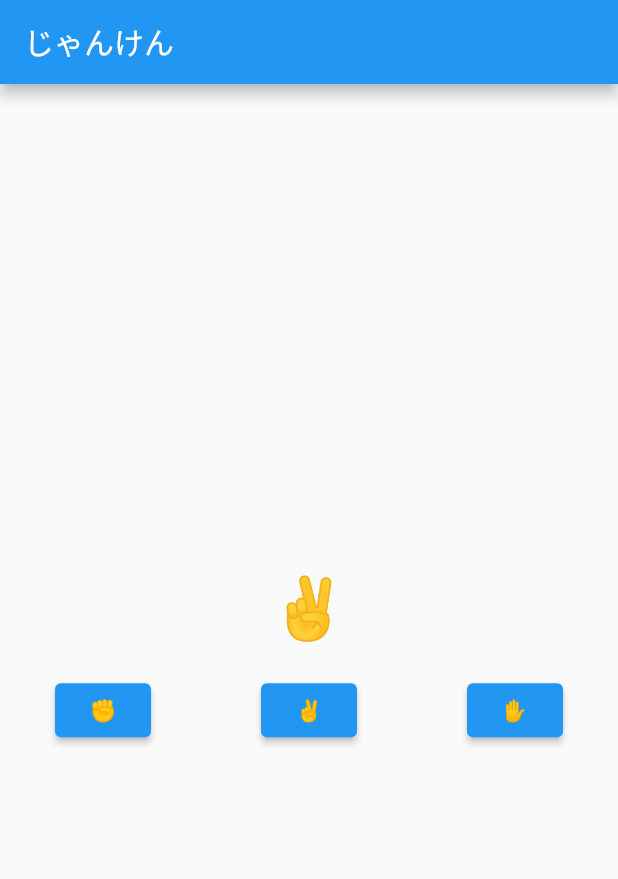
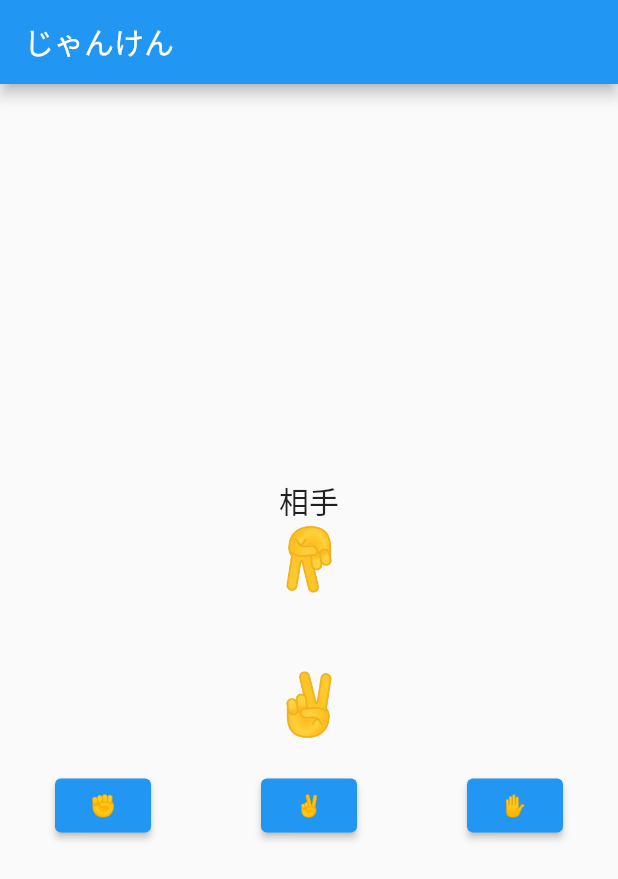
Before and after one commit to sa8a/janken_app, a Flutter app: the screen it shows after launch, after a tap on "✌️", on a phone screen of 412 x 824 dp. Shown: the top 879 px of the screen. Run offline on Flutter 3.47's test engine with Material 2 defaults, Android fonts, the phone set to English and light mode, and no system bars.

Commit message:
add: 相手の手をランダムに表示

```diff
--- a/lib/main.dart
+++ b/lib/main.dart
@@ -1,4 +1,9 @@
 import 'package:flutter/material.dart';
+// Transform.rotateでpiを使うため
+import 'dart:math';
+
+// math.Random()使うため
+import 'dart:math' as math;
 
 void main() {
   runApp(const MyApp());
@@ -24,11 +29,33 @@ class JankenPage extends StatefulWidget {
 
 class _JankenPageState extends State<JankenPage> {
   String myHand = '';
+  String yourHand = '';
 
   void _getMyHand(String getHand) {
     setState(() {
       myHand = getHand;
+      _generateYourHand();
     });
+  }
+
+  void _generateYourHand() {
+    final randomNum = math.Random().nextInt(3);
+    print(randomNum);
+
+    yourHand = randomNumToHand(randomNum);
+    print(randomNumToHand(randomNum));
+  }
+
+  String randomNumToHand(int randomNum) {
+    if (randomNum == 0) {
+      return '✊';
+    } else if (randomNum == 1) {
+      return '✌️';
+    } else if (randomNum == 2) {
+      return '✋';
+    } else {
+      return '失敗...もう一度試してください。';
+    }
   }
 
   @override
@@ -41,6 +68,18 @@ class _JankenPageState extends State<JankenPage> {
         child: Column(
           mainAxisAlignment: MainAxisAlignment.center,
           children: [
+            const Text(
+              '相手',
+              style: TextStyle(fontSize: 20),
+            ),
+            Transform.rotate(
+              angle: 180 * pi / 180,
+              child: Text(
+                yourHand,
+                style: const TextStyle(fontSize: 40),
+              ),
+            ),
+            const SizedBox(height: 50),
             Text(
               myHand,
               style: const TextStyle(fontSize: 40),
```
